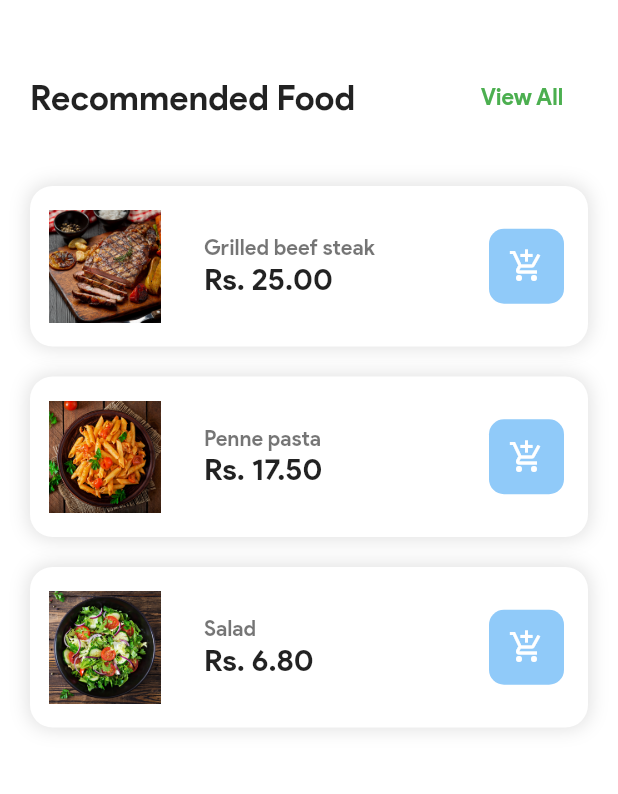
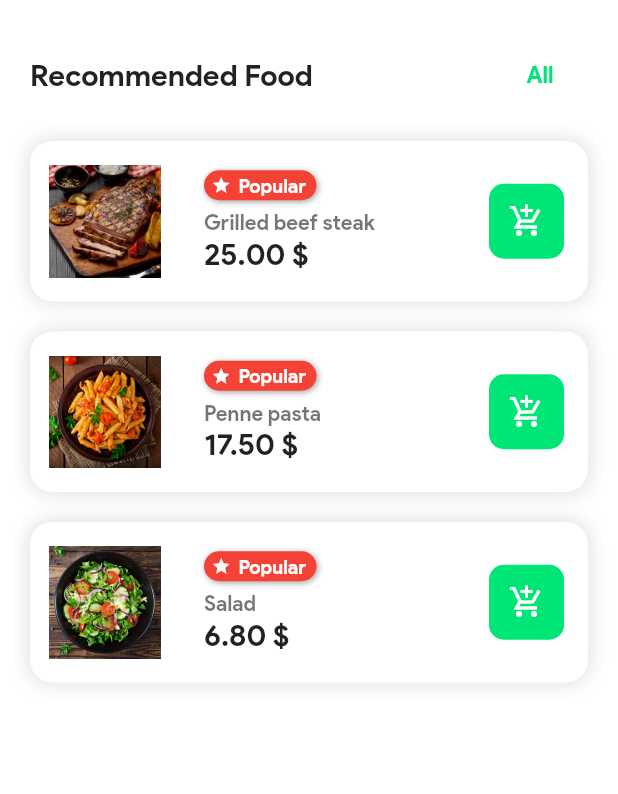
Before and after one commit to mortezakolivand/MFood, a Flutter app: the screen it shows after launch, on a phone screen of 412 x 824 dp, the part 60-854 px from its top. Run offline on Flutter 3.47's test engine with Material 2 defaults, Android fonts, the light colour scheme and no system bars; drawn by our look-alikes of badges; our stand-ins replace flutter_login, slide_to_act.

Commit message:
change icons

```diff
--- a/lib/screens/product_list.dart
+++ b/lib/screens/product_list.dart
@@ -46,22 +46,22 @@ class ProductListScreen extends StatelessWidget {
       body: ListView(
         children: [
           Padding(
-            padding: EdgeInsets.symmetric(horizontal: 20, vertical: 25),
+            padding: EdgeInsets.symmetric(horizontal: 20, vertical: 10),
             child: Row(
               mainAxisAlignment: MainAxisAlignment.spaceBetween,
               children: [
                 Text("Recommended Food",
                     style: TextStyle(
                         fontWeight: FontWeight.bold,
-                        fontSize: 23,
+                        fontSize: 20,
                         color: Colors.black87)),
-                FlatButton(
+                TextButton(
                     onPressed: () => {},
-                    child: Text("View All",
+                    child: Text("All",
                         style: TextStyle(
                             fontWeight: FontWeight.bold,
                             fontSize: 15,
-                            color: Colors.green))),
+                            color: Colors.greenAccent[400]))),
               ],
             ),
           ),
--- a/lib/widgets/product_list_item.dart
+++ b/lib/widgets/product_list_item.dart
@@ -34,6 +34,46 @@ class ProductListItem extends StatelessWidget {
             child: Column(
               crossAxisAlignment: CrossAxisAlignment.start,
               children: [
+                Container(
+                  height: 20,
+                  width: 75,
+                  decoration: BoxDecoration(
+                    borderRadius: BorderRadius.circular(10.0),
+                    color: Colors.red[500],
+                    boxShadow: [
+                      BoxShadow(
+                          color: Colors.grey,
+                          blurRadius: 3.0,
+                          offset: Offset(1.0, 1.0))
+                    ],
+                  ),
+                  child: Padding(
+                    padding: const EdgeInsets.fromLTRB(5, 3, 0, 3),
+                    child: Row(
+                      children: [
+                        Icon(
+                          Icons.star,
+                          color: Colors.white,
+                          size: 13,
+                        ),
+                        SizedBox(
+                          width: 5,
+                        ),
+                        Text(
+                          "Popular",
+                          style: TextStyle(
+                            fontSize: 13,
+                            fontWeight: FontWeight.w600,
+                            color: Colors.white,
+                          ),
+                        ),
+                      ],
+                    ),
+                  ),
+                ),
+                SizedBox(
+                  height: 7,
+                ),
                 Text(
                   "${product.name}",
                   style: TextStyle(
@@ -42,7 +82,7 @@ class ProductListItem extends StatelessWidget {
                       color: Colors.black54),
                 ),
                 Text(
-                  "Rs. ${product.price.toStringAsFixed(2)}",
+                  "${product.price.toStringAsFixed(2)} \$",
                   style: TextStyle(
                     fontSize: 20,
                     fontWeight: FontWeight.bold,
@@ -56,11 +96,11 @@ class ProductListItem extends StatelessWidget {
             width: 50,
             height: 50,
             decoration: BoxDecoration(
-                color: Colors.blue[200],
+                color: Colors.greenAccent[400],
                 borderRadius: BorderRadius.circular(10)),
             child: IconButton(
               icon: Icon(
-                Icons.add_shopping_cart,
+                Icons.add_shopping_cart_sharp,
                 color: Colors.white,
               ),
               onPressed: () => {store.addItemToCart(product)},
--- a/pubspec.yaml
+++ b/pubspec.yaml
@@ -37,7 +37,7 @@ dependencies:
   provider: ^6.0.2
   flutter_login: ^3.1.0
   badges: ^2.0.2
-
+  slide_to_act: ^2.0.1
 
 dev_dependencies:
   flutter_test:
```
Also changed, not shown: lib/screens/cart.dart (+34 -111 lines), lib/screens/single_product.dart (+23 -3 lines), pubspec.lock.
